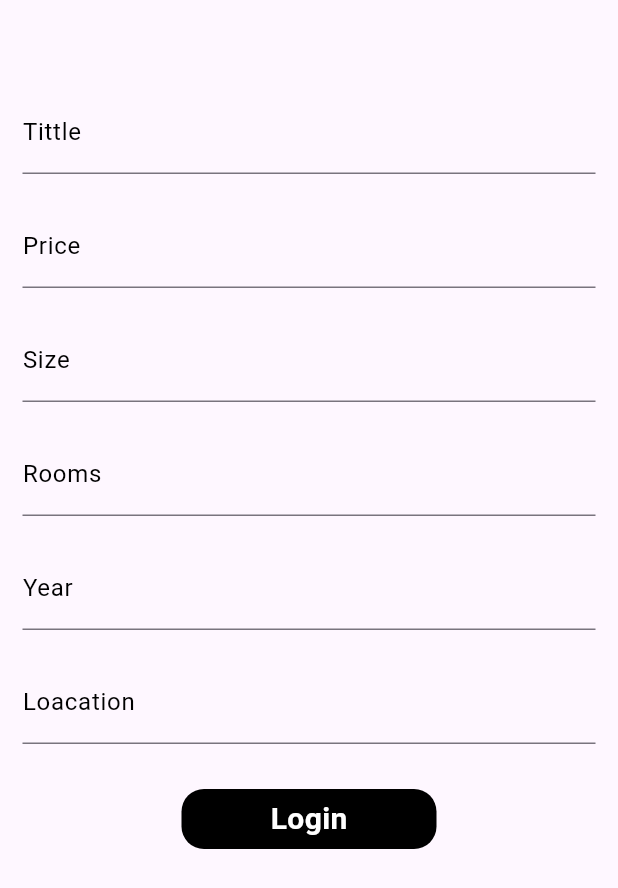
After one commit to sandei-travolta/house_predictor_ui, a Flutter app: the AddHouse screen opened directly, on a phone screen of 412 x 824 dp. The commit adds this screen. Shown: the top 888 px of the screen. Run offline on Flutter 3.47's test engine with Material 3 defaults, Android fonts, the phone set to English and light mode, and no system bars; our stand-ins replace cloud_firestore, firebase_auth, get; accounts and stored records are empty.

Commit message:
Creaed the addhouse screen

```diff
--- /dev/null
+++ b/lib/Src/Screens/AddHouse/index.dart
@@ -0,0 +1,66 @@
+import 'package:flutter/material.dart';
+
+import '../Widgets/textWidgets.dart';
+class AddHouse extends StatelessWidget {
+  AddHouse({super.key});
+  TextEditingController nameController=TextEditingController();
+  TextEditingController priceController=TextEditingController();
+  TextEditingController sizeController=TextEditingController();
+  TextEditingController roomsController=TextEditingController();
+  TextEditingController yearController=TextEditingController();
+  TextEditingController locationController=TextEditingController();
+  @override
+  Widget build(BuildContext context) {
+    return SafeArea(
+      child: Scaffold(
+        resizeToAvoidBottomInset: false,
+        body: SingleChildScrollView(
+          child: Column(
+            children: [
+              const SizedBox(height: 50,),
+              PlainTextFormField(
+                emailController: nameController,
+                labelText: 'Tittle',
+                hintText: 'House Tittle',
+              ),
+              NumberTextFormField(
+                  emailController: priceController,
+                  labelText: "Price",
+                  hintText: "House Price"
+              ),
+              NumberTextFormField(
+                  emailController: sizeController,
+                  labelText: "Size",
+                  hintText: "Size(sqFt)"
+              ),
+              NumberTextFormField(
+                  emailController: roomsController,
+                  labelText: "Rooms",
+                  hintText: "No of Rooms"
+              ),
+              NumberTextFormField(
+                  emailController: yearController,
+                  labelText:"Year", hintText:"Year Built"
+              ),
+              PlainTextFormField(
+                  emailController: locationController,
+                  labelText: "Loacation",
+                  hintText: "House Location"
+              ),
+              const SizedBox(height: 20,),
+              Container(
+                height: 40,
+                width: 170,
+                decoration: BoxDecoration(
+                    color: Colors.black,
+                    borderRadius: BorderRadius.circular(15)
+                ),
+                child: Center(child: Text("Login",style: TextStyle(color: Colors.white,fontSize: 20,fontWeight: FontWeight.w600),)),
+              ),
+            ],
+          ),
+        ),
+      ),
+    );
+  }
+}
--- a/lib/Src/Screens/HomePage/index.dart
+++ b/lib/Src/Screens/HomePage/index.dart
@@ -1,5 +1,7 @@
 import 'package:flutter/material.dart';
+import 'package:house_predictor/Src/Screens/AddHouse/index.dart';
 import 'package:house_predictor/Src/Screens/HousesPage/index.dart';
+import 'package:house_predictor/Src/Screens/MessageScreen/index.dart';
 class HomePage extends StatelessWidget {
   const HomePage({super.key});
 
@@ -12,6 +14,8 @@ class HomePage extends StatelessWidget {
         children: [
           Padding(
             padding: const EdgeInsets.all(15.0),
+            child: InkWell(
+              onTap: ()=>Navigator.push(context,MaterialPageRoute(builder: (_)=>AddHouse())),
               child: Container(
                 height: 50,
                 decoration: BoxDecoration(
@@ -24,6 +28,7 @@ class HomePage extends StatelessWidget {
                     color: Colors.white,
                     fontWeight: FontWeight.w800
                   ),),
+                ),
               ),
             ),
           ),
@@ -49,6 +54,8 @@ class HomePage extends StatelessWidget {
           ),
           Padding(
             padding: const EdgeInsets.all(15.0),
+            child: InkWell(
+              onTap: ()=>Navigator.push(context,MaterialPageRoute(builder: (_)=>MessageScreen())),
               child: Container(
                 height: 50,
                 decoration: BoxDecoration(
@@ -63,6 +70,7 @@ class HomePage extends StatelessWidget {
                   ),),
                 ),
               ),
+            ),
           )
         ],
       ),
--- /dev/null
+++ b/lib/Src/Screens/MessageScreen/index.dart
@@ -0,0 +1,13 @@
+import 'package:flutter/material.dart';
+class MessageScreen extends StatelessWidget {
+  const MessageScreen({super.key});
+
+  @override
+  Widget build(BuildContext context) {
+    return SafeArea(
+      child: Scaffold(
+
+      ),
+    );
+  }
+}
```
Lines whose indentation alone changed are shown as unchanged.
